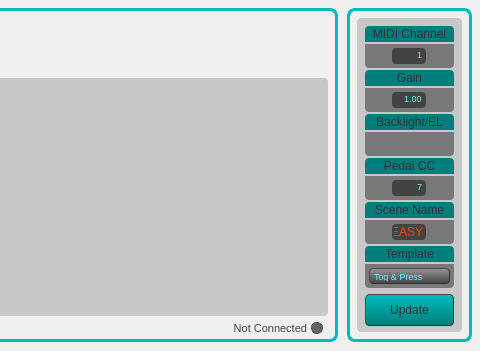
Before: the Qt Designer form forms/mainwindow.ui in Muse-Kinetics/softstep_editor, drawn with Qt 5; both pictures show x 311 to 791 and y 0 to 351 of the 791 by 351 pixel window.
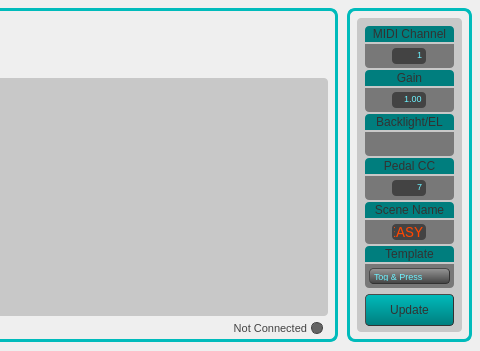
After: the same form once the commit is applied. Icons and pictures are not drawn.

Commit message: changed the font of the alpha numeric display text boxes

```diff
--- a/forms/mainwindow.ui
+++ b/forms/mainwindow.ui
@@ -632,6 +632,18 @@
          <height>16</height>
         </rect>
        </property>
+       <property name="font">
+        <font>
+         <family>Consolas</family>
+         <pointsize>11</pointsize>
+         <weight>50</weight>
+         <italic>false</italic>
+         <bold>false</bold>
+        </font>
+       </property>
+       <property name="styleSheet">
+        <string notr="true">font: 11pt &quot;Consolas&quot;;</string>
+       </property>
        <property name="text">
         <string>EASY</string>
        </property>
```
Left out of the diff: 6 changed lines with no effect on the pictures. The commit also changes 4 other files.
